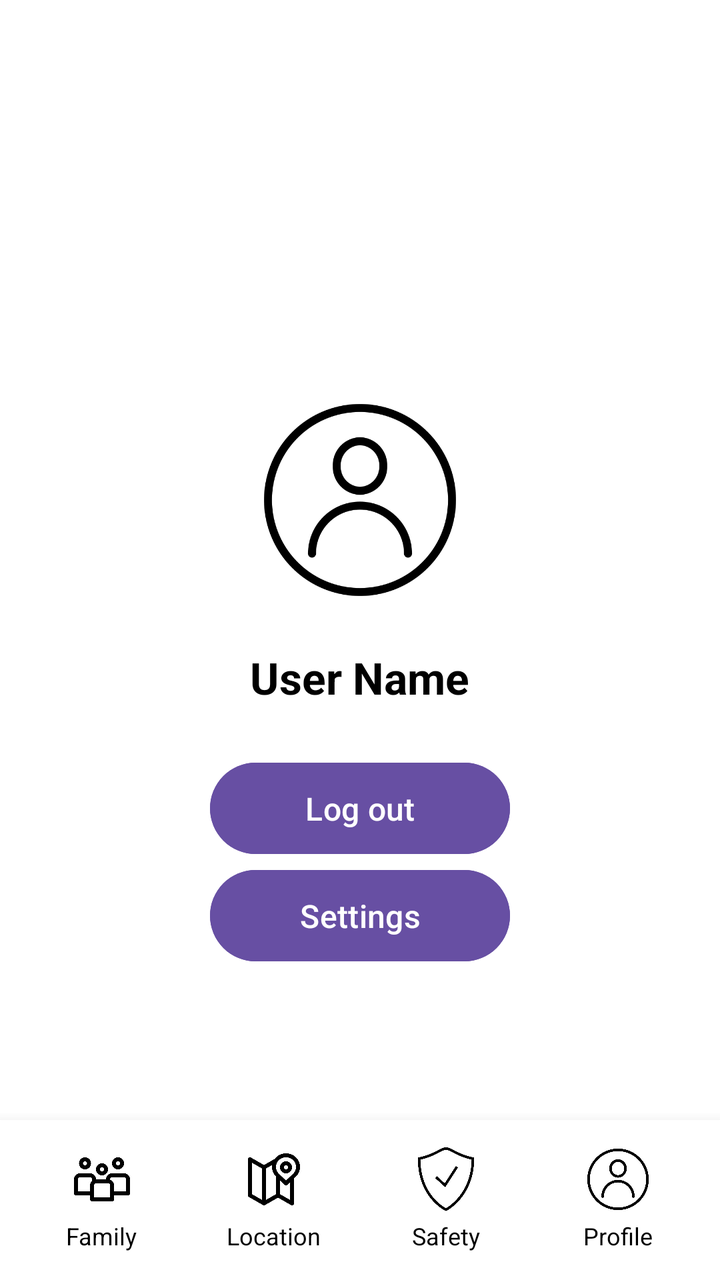
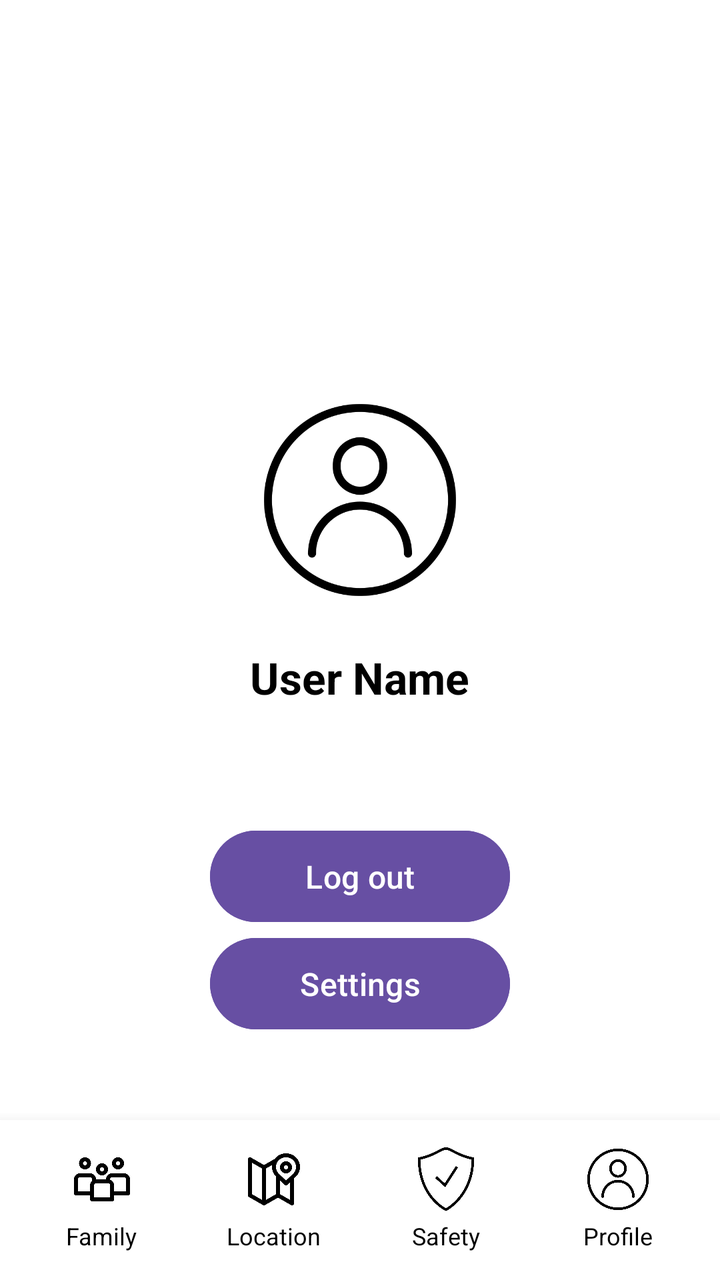

Screens rendered from an Android XML layout before and after an edit, with the pre-edit source and the edit as a unified diff.
<!-- AndroidManifest.xml: application theme Theme.Material3.Light.NoActionBar -->
<!-- res/layout/activity_profile.xml -->
<?xml version="1.0" encoding="utf-8"?>
<RelativeLayout xmlns:android="http://schemas.android.com/apk/res/android"
    android:layout_width="match_parent"
    android:layout_height="match_parent"
    android:background="#FFFFFF">

    <TextView
        android:id="@+id/tv_date"
        android:layout_width="wrap_content"
        android:layout_height="wrap_content"
        android:layout_alignParentTop="true"
        android:layout_alignParentEnd="true"
        android:layout_marginTop="50dp"
        android:layout_marginEnd="16dp"
        android:background="@color/white"
        android:textColor="@color/black"
        android:textSize="18sp" />

    <TextView
        android:id="@+id/tv_time"
        android:layout_width="wrap_content"
        android:layout_height="wrap_content"
        android:layout_below="@id/tv_date"
        android:layout_alignParentEnd="true"
        android:layout_marginTop="5dp"
        android:layout_marginEnd="16dp"
        android:background="@color/white"
        android:textColor="@color/black"
        android:textSize="18sp" />

    <ImageView
        android:id="@+id/profile"
        android:layout_width="100dp"
        android:layout_height="100dp"
        android:layout_centerHorizontal="true"
        android:layout_marginTop="200dp"
        android:contentDescription="Profile Logo"
        android:src="@drawable/user_person_profile_avatar_icon_190943" />

    <TextView
        android:id="@+id/tv_profile_name"
        android:layout_width="wrap_content"
        android:layout_height="wrap_content"
        android:layout_below="@id/profile"
        android:layout_centerHorizontal="true"
        android:layout_marginTop="16dp"
        android:gravity="center"
        android:padding="8dp"
        android:text="User Name"
        android:textColor="@color/black"
        android:textSize="22sp"
        android:textStyle="bold" />

    <LinearLayout
        android:layout_width="match_parent"
        android:layout_height="wrap_content"
        android:layout_below="@id/tv_profile_name"
        android:layout_marginTop="16dp"
        android:gravity="center"
        android:orientation="vertical">

        <Button
            android:id="@+id/btn_log_out"
            android:layout_width="150dp"
            android:layout_height="wrap_content"
            android:backgroundTint="#674FA3"
            android:padding="12dp"
            android:text="Log out"
            android:textColor="@color/white"
            android:textSize="16sp" />

        <Button
            android:id="@+id/btn_settings"
            android:layout_width="150dp"
            android:layout_height="wrap_content"
            android:backgroundTint="#674FA3"
            android:padding="12dp"
            android:text="Settings"
            android:textColor="@color/white"
            android:textSize="16sp" />
    </LinearLayout>

    <LinearLayout
        android:id="@+id/bottom_nav"
        android:layout_width="match_parent"
        android:layout_height="80dp"
        android:layout_alignParentBottom="true"
        android:background="#FFFFFF"
        android:elevation="10dp"
        android:gravity="center"
        android:orientation="horizontal"
        android:padding="8dp">

        <LinearLayout
            android:layout_width="0dp"
            android:layout_height="wrap_content"
            android:layout_weight="1"
            android:gravity="center"
            android:orientation="vertical">

            <ImageView
                android:id="@+id/friend_section"
                android:layout_width="32dp"
                android:layout_height="32dp"
                android:src="@drawable/users_group_members_team_icon_226574" />

            <TextView
                android:layout_width="wrap_content"
                android:layout_height="wrap_content"
                android:paddingTop="4dp"
                android:text="Family"
                android:textColor="@color/black"
                android:textSize="12sp" />
        </LinearLayout>

        
        <LinearLayout
            android:layout_width="0dp"
            android:layout_height="wrap_content"
            android:layout_weight="1"
            android:gravity="center"
            android:orientation="vertical">

            <ImageView
                android:id="@+id/location_section"
                android:layout_width="32dp"
                android:layout_height="32dp"
                android:src="@drawable/direction_gps_location_map_maps_navigation_pin_icon_123206" />

            <TextView
                android:layout_width="wrap_content"
                android:layout_height="wrap_content"
                android:paddingTop="4dp"
                android:text="Location"
                android:textColor="@color/black"
                android:textSize="12sp" />
        </LinearLayout>

        
        <LinearLayout
            android:layout_width="0dp"
            android:layout_height="wrap_content"
            android:layout_weight="1"
            android:gravity="center"
            android:orientation="vertical">

            <ImageView
                android:id="@+id/safety_section"
                android:layout_width="32dp"
                android:layout_height="32dp"
                android:src="@drawable/provensafety_5137" />

            <TextView
                android:layout_width="wrap_content"
                android:layout_height="wrap_content"
                android:paddingTop="4dp"
                android:text="Safety"
                android:textColor="@color/black"
                android:textSize="12sp" />
        </LinearLayout>

        
        <LinearLayout
            android:layout_width="0dp"
            android:layout_height="wrap_content"
            android:layout_weight="1"
            android:gravity="center"
            android:orientation="vertical">

            <ImageView
                android:id="@+id/profile_section"
                android:layout_width="32dp"
                android:layout_height="32dp"
                android:src="@drawable/user_person_profile_avatar_icon_190943" />

            <TextView
                android:layout_width="wrap_content"
                android:layout_height="wrap_content"
                android:paddingTop="4dp"
                android:text="Profile"
                android:textColor="@color/black"
                android:textSize="12sp" />
        </LinearLayout>

    </LinearLayout>

</RelativeLayout>
<!-- resources referenced by this layout -->
<resources>
  <color name="black">#000000</color>
  <color name="white">#FFFFFF</color>
  <!-- drawable direction_gps_location_map_maps_navigation_pin_icon_123206: png bitmap (drawable, 9260 bytes) -->
  <!-- drawable provensafety_5137: png bitmap (drawable, 15192 bytes) -->
  <!-- drawable user_person_profile_avatar_icon_190943: png bitmap (drawable, 16053 bytes) -->
  <!-- drawable users_group_members_team_icon_226574: png bitmap (drawable, 7979 bytes) -->
</resources>

<!-- the commit's change to res/layout/activity_profile.xml (unified diff, before → after) -->
@@ -55,7 +55,7 @@
         android:layout_width="match_parent"
         android:layout_height="wrap_content"
         android:layout_below="@id/tv_profile_name"
-        android:layout_marginTop="16dp"
+        android:layout_marginTop="50dp"
         android:gravity="center"
         android:orientation="vertical">
 
